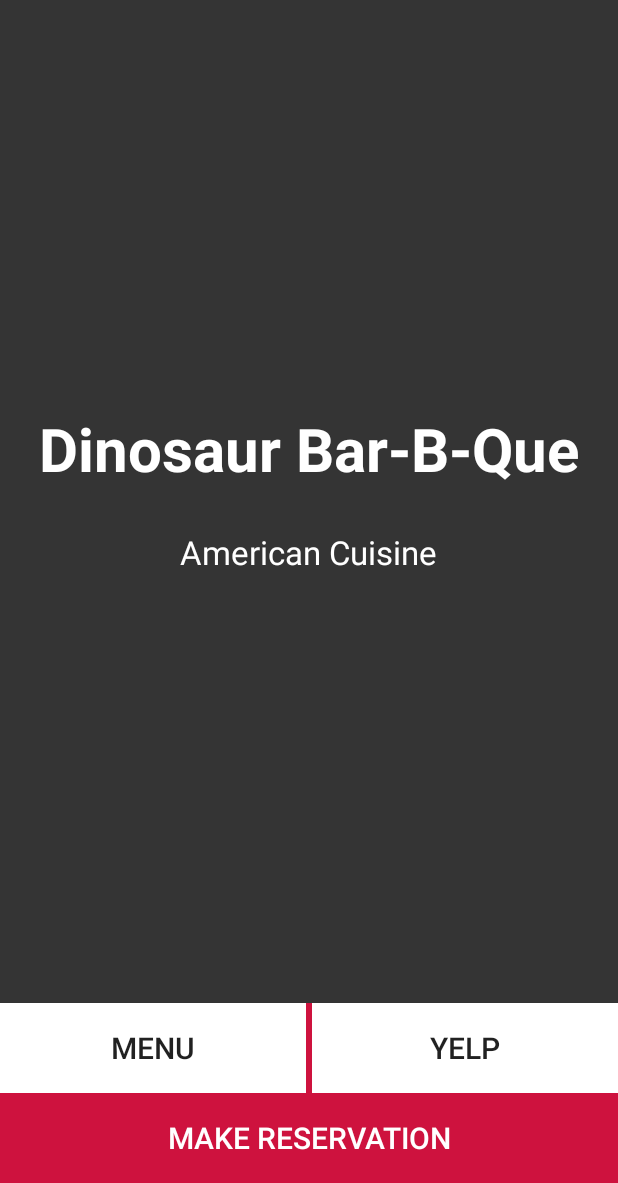
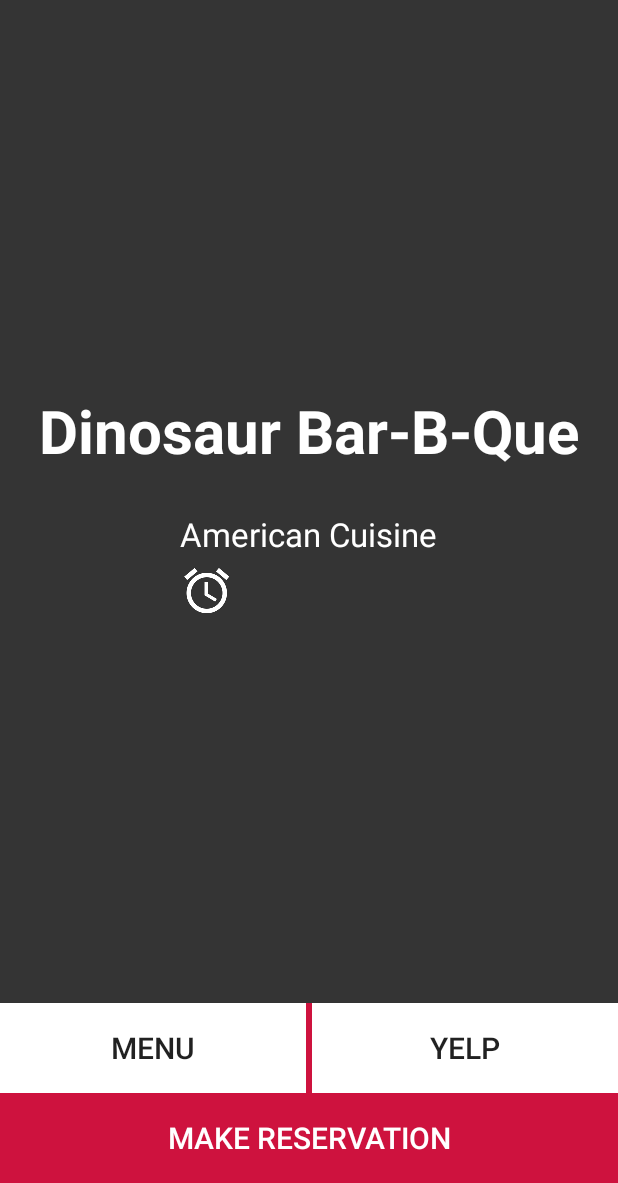
Before and after one commit to mmnavarr/QuickSit, an Android app: the ResActivity screen opened directly, with no data from a screen before it, on a phone screen of 412 x 824 dp, the part 53-1236 px from its top. Run offline under Robolectric (Android 15) with nearby library versions, the phone set to English and light mode, and no system bars; 5 statements that could not run were skipped.

Commit message:
Merge branch 'master' of /Users/Sam/cis444/AndroidStudioProjects/QuickSit with conflicts.

```diff
--- a/app/src/main/java/com/cyberplays/quicksit/Restaurant.java
+++ b/app/src/main/java/com/cyberplays/quicksit/Restaurant.java
@@ -35,6 +35,8 @@ public class Restaurant implements Parcelable{
     private double latitude;  // Latitude of the restaurant's location
     private double longitude; // Longitude of the restaurant's location
     private int waitTime;     // The estimated wait time to eat at the restaurant
+    private int capacity;
+    private int customers;
 
     protected Location resLocation; // The restaurant's geographical location
 
@@ -157,7 +159,6 @@ public class Restaurant implements Parcelable{
         out.writeString(yelpURL);
         out.writeString(menuURL);
         out.writeString(phone);
-
         out.writeDouble(latitude);
         out.writeDouble(longitude);
         out.writeValue(resLocation);
@@ -170,6 +171,7 @@ public class Restaurant implements Parcelable{
         this.latitude = in.readDouble();
         this.longitude = in.readDouble();
         this.yelpURL = in.readString();
+        this.menuURL = in.readString();
         this.name = in.readString();
         this.type = in.readString();
         this.resLocation = new Location ((Location) in.readValue(Location.class.getClassLoader()));
--- a/app/src/main/res/layout/activity_res.xml
+++ b/app/src/main/res/layout/activity_res.xml
@@ -31,7 +31,7 @@
             android:textStyle="bold"
             android:layout_below="@+id/fragment2"
             android:layout_centerHorizontal="true"
-            android:layout_marginTop="57dp" />
+            android:layout_marginTop="45dp" />
 
         <TextView
             android:textAppearance="?android:attr/textAppearanceLarge"
@@ -54,7 +54,7 @@
             android:layout_width="wrap_content"
             android:layout_height="wrap_content"
             android:textSize="22sp"
-            android:layout_marginBottom="20dp"
+            android:layout_marginBottom="5dp"
             android:textColor="#ffffffff" />
 
         <Button
@@ -107,5 +107,14 @@
             android:layout_alignTop="@+id/menu"
             android:background="#CE123E" />
 
+        <ImageView
+            android:layout_width="wrap_content"
+            android:layout_height="wrap_content"
+            android:id="@+id/clock"
+            android:src="@drawable/ic_alarm_white_36dp"
+            android:layout_below="@+id/res_type"
+            android:layout_alignLeft="@+id/res_type"
+            android:layout_alignStart="@+id/res_type" />
+
 
     </RelativeLayout>
```
Also changed, not shown: 1 other file.
